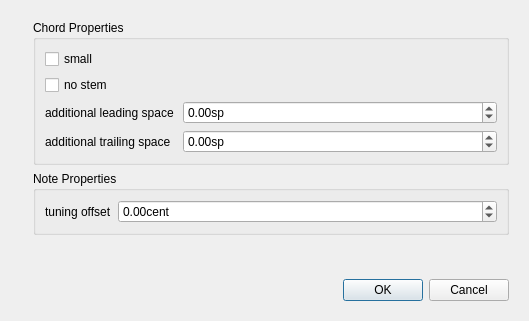
Above: mscore/mscore/chordproperties.ui from musescore/musescore-old before the change. Below: the same form after it.
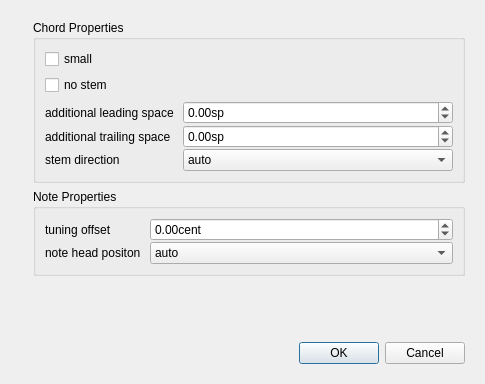
That is the form after the change. Icons and pictures are not drawn.

What changed in the file:
```diff
--- a/mscore/mscore/chordproperties.ui
+++ b/mscore/mscore/chordproperties.ui
@@ -6,8 +6,8 @@
    <rect>
     <x>0</x>
     <y>0</y>
-    <width>529</width>
-    <height>321</height>
+    <width>485</width>
+    <height>384</height>
    </rect>
   </property>
   <property name="windowTitle">
@@ -60,6 +60,9 @@
            </item>
            <item>
             <layout class="QFormLayout" name="formLayout">
+             <property name="verticalSpacing">
+              <number>1</number>
+             </property>
              <item row="0" column="0">
               <widget class="QLabel" name="label">
                <property name="text">
@@ -100,6 +103,32 @@
                </property>
               </widget>
              </item>
+             <item row="2" column="0">
+              <widget class="QLabel" name="label_6">
+               <property name="text">
+                <string>stem direction</string>
+               </property>
+              </widget>
+             </item>
+             <item row="2" column="1">
+              <widget class="QComboBox" name="stemDirection">
+               <item>
+                <property name="text">
+                 <string>auto</string>
+                </property>
+               </item>
+               <item>
+                <property name="text">
+                 <string>up</string>
+                </property>
+               </item>
+               <item>
+                <property name="text">
+                 <string>down</string>
+                </property>
+               </item>
+              </widget>
+             </item>
             </layout>
            </item>
           </layout>
@@ -116,6 +145,9 @@
           <layout class="QVBoxLayout" name="verticalLayout_4">
            <item>
             <layout class="QFormLayout" name="formLayout_2">
+             <property name="verticalSpacing">
+              <number>1</number>
+             </property>
              <item row="0" column="0">
               <widget class="QLabel" name="label_4">
                <property name="text">
@@ -145,6 +177,32 @@
                </property>
               </widget>
              </item>
+             <item row="1" column="0">
+              <widget class="QLabel" name="label_5">
+               <property name="text">
+                <string>note head positon </string>
+               </property>
+              </widget>
+             </item>
+             <item row="1" column="1">
+              <widget class="QComboBox" name="userMirror">
+               <item>
+                <property name="text">
+                 <string>auto</string>
+                </property>
+               </item>
+               <item>
+                <property name="text">
+                 <string>left of stem</string>
+                </property>
+               </item>
+               <item>
+                <property name="text">
+                 <string>right of stem</string>
+                </property>
+               </item>
+              </widget>
+             </item>
             </layout>
            </item>
           </layout>
```
